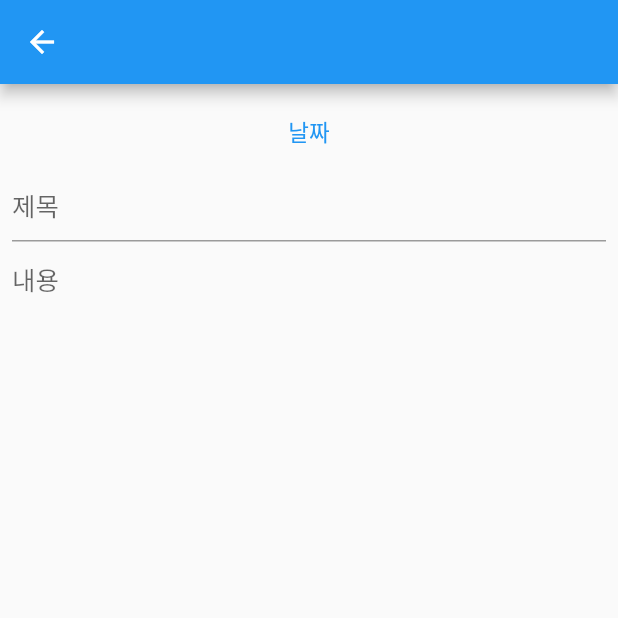
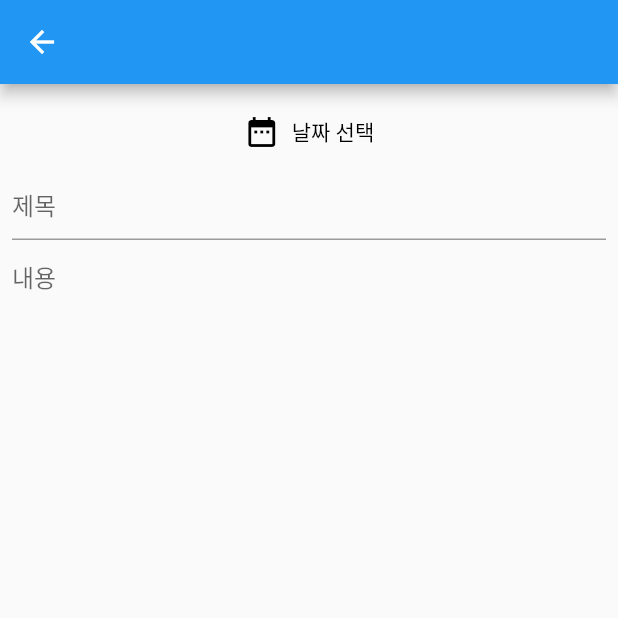
Before and after one commit to jeonlego012/memoapp, a Flutter app: the DiaryList screen opened directly, after a tap on the "add" icon, on a phone screen of 412 x 824 dp, the top half of it. Run offline on Flutter 3.47's test engine with Material 2 defaults, Android fonts, the phone set to English and light mode, and no system bars; our stand-ins replace cloud_firestore, firebase_core; accounts and stored records are empty.

Commit message:
diary read

```diff
--- a/lib/main.dart
+++ b/lib/main.dart
@@ -18,7 +18,10 @@ class MemoApp extends StatelessWidget {
         GlobalMaterialLocalizations.delegate,
         GlobalWidgetsLocalizations.delegate,
       ],
-      supportedLocales: const [Locale('ko', 'KR')],
+      supportedLocales: const [
+        Locale('ko', 'KR'),
+        Locale('en', 'US'),
+      ],
       theme: ThemeData(
         primaryColor: Colors.white,
       ),
--- a/lib/model/diary_transaction.dart
+++ b/lib/model/diary_transaction.dart
@@ -9,3 +9,16 @@ Future<void> addDiary(Diary diary) {
     'date': diary.date,
   });
 }
+
+Stream<QuerySnapshot> loadAllDiarys() {
+  return FirebaseFirestore.instance
+      .collection('diarys')
+      .orderBy('date', descending: true)
+      .snapshots();
+}
+
+List<Diary> getDiarysFromQuery(QuerySnapshot snapshot) {
+  return snapshot.docs.map((DocumentSnapshot doc) {
+    return Diary.fromSnapshot(doc);
+  }).toList();
+}
--- a/lib/screens/1note/note_add.dart
+++ b/lib/screens/1note/note_add.dart
@@ -20,7 +20,6 @@ class _NoteAddScreenState extends State<NoteAddScreen> {
       padding: const EdgeInsets.all(8.0),
       child: Form(
         key: _formKey,
-        child: Container(
         child: Column(
           children: [
             TextFormField(
@@ -39,7 +38,6 @@ class _NoteAddScreenState extends State<NoteAddScreen> {
               //validator:
             ),
           ],
-          ),
         ),
       ),
     );
--- a/lib/screens/3diary/diary_add.dart
+++ b/lib/screens/3diary/diary_add.dart
@@ -22,11 +22,13 @@ class _DiaryAddScreenState extends State<DiaryAddScreen> {
       padding: const EdgeInsets.all(8.0),
       child: Form(
         key: _formKey,
-        child: Container(
         child: Column(
+          crossAxisAlignment: CrossAxisAlignment.center,
           children: [
-              TextButton(
-                child: const Text('날짜'),
+            TextButton.icon(
+              style: TextButton.styleFrom(primary: Colors.black),
+              icon: const Icon(Icons.date_range),
+              label: const Text("날짜 선택"),
               onPressed: () {
                 Future<DateTime?> selectedDate = showDatePicker(
                   context: context,
@@ -37,7 +39,6 @@ class _DiaryAddScreenState extends State<DiaryAddScreen> {
                 selectedDate.then((dateTime) {
                   setState(() {
                     diaryDate = dateTime;
-                      print("selected date is $diaryDate");
                   });
                 });
               },
@@ -57,7 +58,6 @@ class _DiaryAddScreenState extends State<DiaryAddScreen> {
               ),
             ),
           ],
-          ),
         ),
       ),
     );
--- a/lib/screens/3diary/diary_list.dart
+++ b/lib/screens/3diary/diary_list.dart
@@ -3,7 +3,9 @@ import 'package:flutter/material.dart';
 import 'package:cloud_firestore/cloud_firestore.dart';
 
 import 'package:memoapp/model/diary.dart';
+import 'package:memoapp/model/diary_transaction.dart';
 import 'diary_add.dart';
+import 'diary_child.dart';
 
 class DiaryList extends StatefulWidget {
   const DiaryList({Key? key}) : super(key: key);
@@ -13,17 +15,37 @@ class DiaryList extends StatefulWidget {
 }
 
 class _DiaryListState extends State<DiaryList> {
-  // StreamSubscription<QuerySnapshot>? _currentSubscription;
-  // List<Diary> _diarys = <Diary>[];
+  StreamSubscription<QuerySnapshot>? _currentSubscription;
+  List<Diary> _diarys = <Diary>[];
 
   _DiaryListState() {
-    //_currentSubscription =
+    _currentSubscription = loadAllDiarys().listen(_updateDiarys);
+  }
+
+  @override
+  void dispose() {
+    _currentSubscription!.cancel();
+    super.dispose();
+  }
+
+  void _updateDiarys(QuerySnapshot snapshot) {
+    setState(() {
+      _diarys = getDiarysFromQuery(snapshot);
+    });
   }
 
   @override
   Widget build(BuildContext context) {
+    Widget diaryBody = Column(children: [
+      Expanded(
+        child: ListView(
+          padding: const EdgeInsets.symmetric(vertical: 8.0),
+          children: _buildDiaryList(),
+        ),
+      ),
+    ]);
     return Scaffold(
-      //body: Icon(Icons.create),
+      body: diaryBody,
       floatingActionButton: FloatingActionButton(
         onPressed: () {
           Navigator.push(
@@ -31,9 +53,13 @@ class _DiaryListState extends State<DiaryList> {
             MaterialPageRoute(builder: (context) => DiaryAddScreen()),
           );
         },
-        child: Icon(Icons.add),
+        child: const Icon(Icons.add),
         backgroundColor: Colors.blue,
       ),
     );
   }
+
+  List<ChildDiary> _buildDiaryList() {
+    return _diarys.map((diary) => ChildDiary(diary)).toList();
+  }
 }
```
Also changed, not shown: lib/screens/1note/note_child.dart (added, +70 -0 lines), lib/screens/1note/note_list.dart (+4 -69 lines), lib/screens/3diary/diary_child.dart (added, +42 -0 lines). Lines whose indentation alone changed are shown as unchanged.
